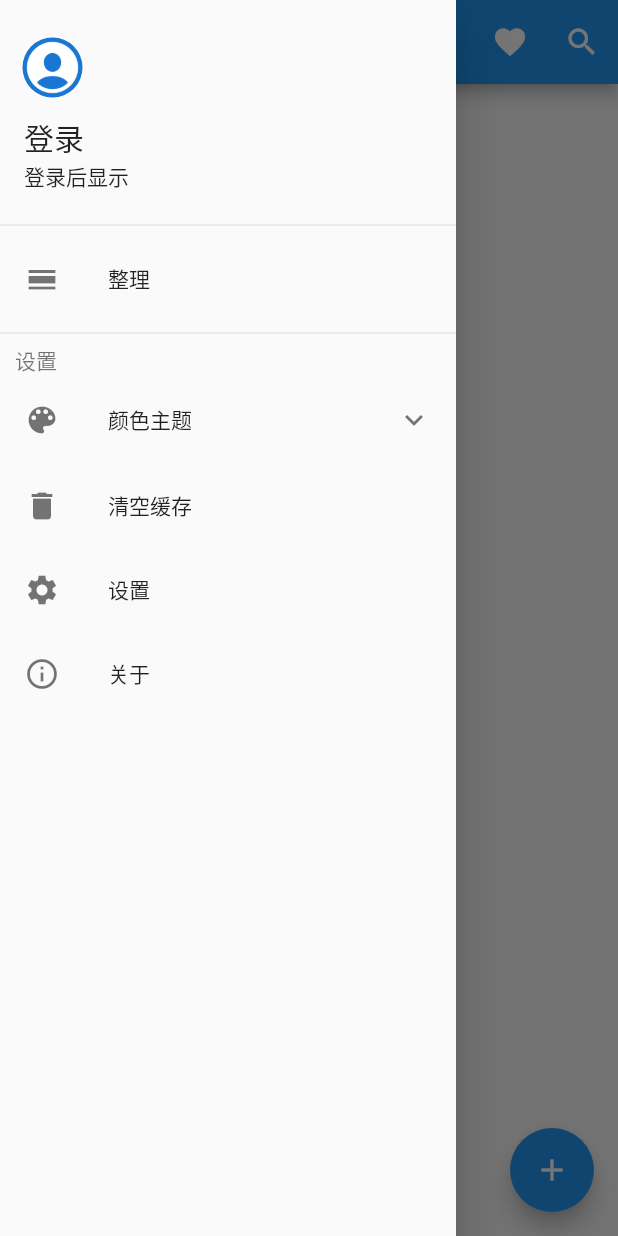
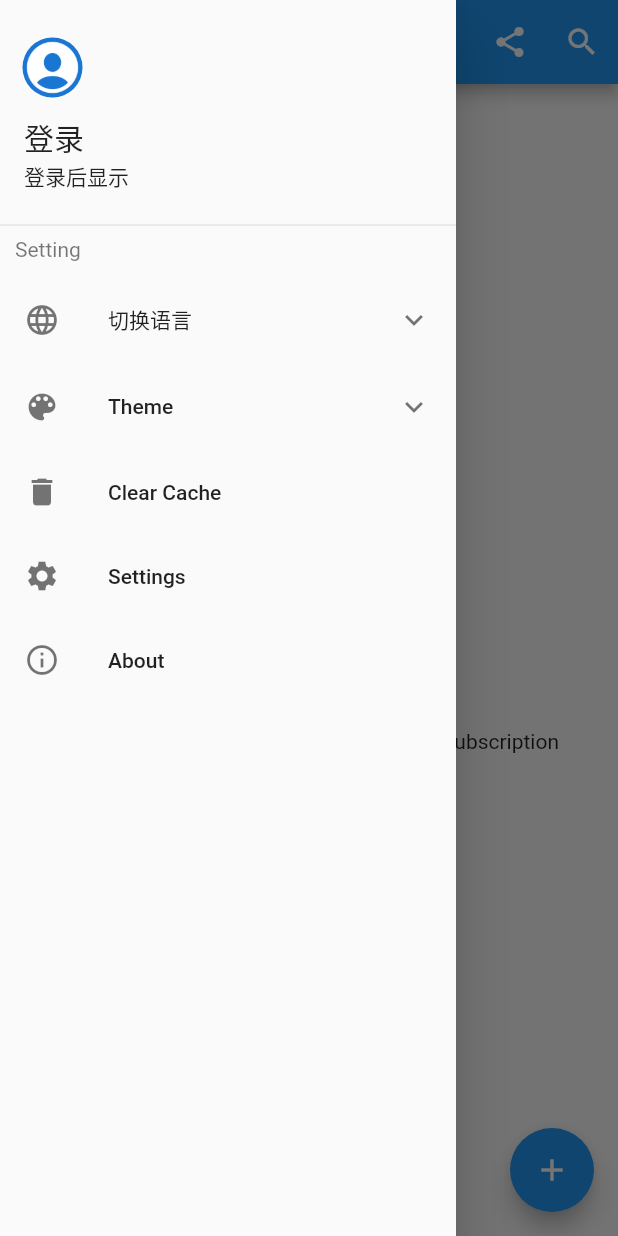
Before and after one commit to YueYongDev/flutter_rss, a Flutter app: the screen it shows after launch, with the side drawer open, on a phone screen of 412 x 824 dp. Run offline on Flutter 3.47's test engine with Material 2 defaults, Android fonts, the phone set to English and light mode, and no system bars; drawn by our look-alikes of flutter_easyloading; our stand-ins replace dio, package_info, sqflite, webview_flutter; missing offline and left inert: flustars, webfeed; accounts and stored records are empty.

Commit message:
新增语言切换、清空缓存、关于等功能，但语言切换仍有问题，等待下一步完善

```diff
--- a/lib/common/constant.dart
+++ /dev/null
@@ -1,3 +0,0 @@
-class Constant {
-  static String keyThemeColor = 'key_theme_color';
-}
--- /dev/null
+++ b/lib/common/sp_constant.dart
@@ -0,0 +1,6 @@
+class SpConstant {
+  static String keyThemeColor = 'key_theme_color';
+
+  // 设置语言
+  static String LANGUAGE = "language";
+}
--- /dev/null
+++ b/lib/l10n/intl_en.arb
@@ -0,0 +1,16 @@
+{
+  "githubRepo": "{repoName} GitHub repository",
+  "aboutDialogDescription": "This application was built with flutter. To see the source code for this app, please visit the {repoLink}.",
+  "contactMe": "Contact Me 🙋",
+  "addIconText": "Add",
+  "addSubscription": "Click the button below to add and open a subscription",
+  "refresh": "refresh",
+  "edit": "edit",
+  "delete": "delete",
+  "changeLanguage": "Language",
+  "changeTheme": "Theme",
+  "clearCache": "Clear Cache",
+  "setting": "Setting",
+  "moreSetting": "Settings",
+  "aboutItem": "About"
+}
--- /dev/null
+++ b/lib/l10n/intl_zh.arb
@@ -0,0 +1,16 @@
+{
+  "githubRepo": "{repoName} GitHub 代码库",
+  "aboutDialogDescription": "该应用通过 Flutter 构建，要查看此应用的源代码，请访问 {repoLink}。",
+  "contactMe": "联系我 🙋",
+  "addIconText": "添加",
+  "addSubscription": "点击下方按钮添加开启订阅",
+  "refresh": "刷新",
+  "edit": "修改",
+  "delete": "删除",
+  "changeLanguage": "切换语言",
+  "changeTheme": "切换主题",
+  "clearCache": "清空缓存",
+  "setting": "设置",
+  "moreSetting": "更多设置",
+  "aboutItem": "关于"
+}
--- a/lib/main.dart
+++ b/lib/main.dart
@@ -1,12 +1,13 @@
 import 'package:flutter/material.dart';
 import 'package:flutter/services.dart';
 import 'package:flutter_easyloading/flutter_easyloading.dart';
+import 'package:flutter_localizations/flutter_localizations.dart';
+import 'package:flutter_rss/generated/l10n.dart';
+import 'package:flutter_rss/page/splash.dart';
 import 'package:flutter_rss/utils/app_provider.dart';
 import 'package:flutter_rss/utils/event_bus.dart';
 import 'package:flutter_rss/utils/sql_provider.dart';
 import 'package:provider/provider.dart';
-
-import 'page/home/home_screen.dart';
 
 var bus = new EventBus();
 
@@ -25,6 +26,7 @@ class MyApp extends StatefulWidget {
 
 class _MyAppState extends State<MyApp> {
   Color _themeColor;
+  Locale _locale = const Locale('zn', 'CN');
 
   @override
   void initState() {
@@ -51,12 +53,32 @@ class _MyAppState extends State<MyApp> {
 
           return FlutterEasyLoading(
               child: MaterialApp(
+            // 设置语言
+            localizationsDelegates: const [
+              S.delegate,
+              GlobalMaterialLocalizations.delegate,
+              GlobalCupertinoLocalizations.delegate,
+              GlobalWidgetsLocalizations.delegate
+            ],
+            // 讲zh设置为第一项,没有适配语言时，汉语为首选项
+            supportedLocales: S.delegate.supportedLocales,
             title: 'Rss',
             theme: ThemeData(
                 primaryColor: _themeColor,
-                floatingActionButtonTheme: FloatingActionButtonThemeData(backgroundColor: _themeColor),
+                accentColor: _themeColor,
+                floatingActionButtonTheme:
+                    FloatingActionButtonThemeData(backgroundColor: _themeColor),
                 indicatorColor: Colors.white),
-            home: HomePage(),
+            locale: _locale,
+            home: SplashPage(),
+//            home: Builder(
+//              builder: (BuildContext context) {
+//                return Localizations.override(
+//                  context: context,
+//                  child: SplashPage(),
+//                );
+//              },
+//            ),
           ));
         },
       ),
--- a/lib/page/home/home_screen.dart
+++ b/lib/page/home/home_screen.dart
@@ -1,7 +1,8 @@
 import 'package:flustars/flustars.dart';
 import 'package:flutter/cupertino.dart';
 import 'package:flutter/material.dart';
-import 'package:flutter_rss/common/constant.dart';
+import 'package:flutter_rss/common/sp_constant.dart';
+import 'package:flutter_rss/generated/l10n.dart';
 import 'package:flutter_rss/main.dart';
 import 'package:flutter_rss/page/home/home_widget.dart';
 import 'package:flutter_rss/services/db_services.dart';
@@ -41,9 +42,8 @@ class _HomePageState extends State<HomePage> {
 
   Future<void> _initAsync() async {
     await _getRssData();
-    await SpUtil.getInstance();
 
-    colorKey = SpUtil.getString(Constant.keyThemeColor, defValue: 'blue');
+    colorKey = SpUtil.getString(SpConstant.keyThemeColor, defValue: 'blue');
     // 设置初始化主题颜色
     Provider.of<AppInfoProvider>(context, listen: false).setTheme(colorKey);
 
@@ -156,7 +156,7 @@ class _HomePageState extends State<HomePage> {
           // 首页右下角，添加订阅源功能
           showDialog(context: context, builder: (context) => AddRssDialog());
         },
-        label: Text("添加"),
+        label: Text(S.of(context).addIconText),
       );
     } else {
       return new FloatingActionButton(
@@ -179,10 +179,11 @@ class _HomePageState extends State<HomePage> {
         children: <Widget>[
           new Image.asset("assets/icon/rss.png", width: 100),
           new Container(height: 30),
-          new Text("点击下方按钮添加开启订阅"),
+          new Text(S.of(context).addSubscription),
           new SizedBox(height: 5),
           new GestureDetector(
-              child: new Text("刷新", style: new TextStyle(color: Colors.blue)),
+              child: new Text(S.of(context).refresh,
+                  style: new TextStyle(color: Colors.blue)),
               onTap: refresh)
 //        new Text("推荐订阅源")
         ],
--- a/lib/page/home/home_widget.dart
+++ b/lib/page/home/home_widget.dart
@@ -1,10 +1,10 @@
 import 'package:flutter/cupertino.dart';
 import 'package:flutter/material.dart';
+import 'package:flutter_rss/generated/l10n.dart';
 import 'package:flutter_rss/main.dart';
 import 'package:flutter_rss/model/rss.dart';
+import 'package:flutter_rss/page/rss_parse.dart';
 import 'package:flutter_rss/services/db_services.dart';
-
-import '../rss_parse.dart';
 
 const appBarDesktopHeight = 158.0;
 
@@ -26,7 +26,7 @@ class AdaptiveAppBar extends StatelessWidget implements PreferredSizeWidget {
     final themeData = Theme.of(context);
     return AppBar(
       automaticallyImplyLeading: !isDesktop,
-      title: isDesktop ? null : Text("标题"),
+      title: isDesktop ? null : Text("Rss阅读器"),
       bottom: isDesktop
           ? PreferredSize(
               preferredSize: const Size.fromHeight(26),
@@ -46,11 +46,6 @@ class AdaptiveAppBar extends StatelessWidget implements PreferredSizeWidget {
         IconButton(
           icon: const Icon(Icons.share),
           tooltip: "分享",
-          onPressed: () {},
-        ),
-        IconButton(
-          icon: const Icon(Icons.favorite),
-          tooltip: "收藏",
           onPressed: () {},
         ),
         IconButton(
@@ -89,10 +84,7 @@ Widget buildRssItem(BuildContext context, List rssSource, int index) {
           alignment: Alignment.center,
           decoration: BoxDecoration(
               borderRadius: BorderRadius.all(Radius.circular(10)),
-              color: colors[index % rssSource.length]
-//                image: DecorationImage(
-//                    image: NetworkImage(rss.logo), fit: BoxFit.cover),
-              ),
+              color: colors[index % rssSource.length]),
           child: Text(rss.title.substring(0, 1),
               style: TextStyle(color: Colors.white, fontSize: 16)),
         ),
@@ -108,7 +100,6 @@ Widget buildRssItem(BuildContext context, List rssSource, int index) {
               context: context,
               builder: (cxt) {
                 var dialog = CupertinoActionSheet(
-                  title: Text("整理"),
                   cancelButton: CupertinoActionSheetAction(
                       onPressed: () {
                         Navigator.pop(cxt, 1);
@@ -119,7 +110,7 @@ Widget buildRssItem(BuildContext context, List rssSource, int index) {
                         onPressed: () {
                           Navigator.pop(cxt, 2);
                         },
-                        child: Text('修改')),
+                        child: Text(S.of(context).edit)),
                     CupertinoActionSheetAction(
                         onPressed: () {
                           Navigator.pop(cxt, 3);
@@ -127,7 +118,7 @@ Widget buildRssItem(BuildContext context, List rssSource, int index) {
                           // 通过eventBus通知主页刷新
                           bus.emit("refresh");
                         },
-                        child: Text('删除')),
+                        child: Text(S.of(context).delete)),
                   ],
                 );
                 return dialog;
--- a/lib/widgets/my_drawer.dart
+++ b/lib/widgets/my_drawer.dart
@@ -1,9 +1,13 @@
 // 侧边栏顶部样式
 import 'package:flustars/flustars.dart';
 import 'package:flutter/material.dart';
-import 'package:flutter_rss/common/constant.dart';
+import 'package:flutter_rss/common/sp_constant.dart';
+import 'package:flutter_rss/generated/l10n.dart';
+import 'package:flutter_rss/main.dart';
+import 'package:flutter_rss/services/db_services.dart';
 import 'package:flutter_rss/utils/adaptive.dart';
 import 'package:flutter_rss/utils/app_provider.dart';
+import 'package:flutter_rss/widgets/about_dialog.dart';
 import 'package:flutter_rss/widgets/my_drawer_header.dart';
 import 'package:provider/provider.dart';
 
@@ -16,10 +20,20 @@ class MyDrawer extends StatefulWidget {
 }
 
 class _MyDrawerState extends State<MyDrawer> {
+  String _colorKey;
+
+  bool _lights = false;
+
+  String groupValue = 'zh';
+
+  @override
+  void initState() {
+    super.initState();
+    groupValue = SpUtil.getString(SpConstant.LANGUAGE, defValue: 'zh');
+  }
+
   @override
   Widget build(BuildContext context) {
-    String _colorKey;
-
     final isDesktop = isDisplayDesktop(context);
 
     return new Drawer(
@@ -29,22 +43,115 @@ class _MyDrawerState extends State<MyDrawer> {
       padding: EdgeInsets.zero,
       children: <Widget>[
         MyDrawerHeader(),
+        Container(
+            child: Text(S.of(context).setting,
+                style: TextStyle(color: Colors.black54)),
+            margin: EdgeInsets.only(left: 10, bottom: 10)),
+        buildLanguageItem(),
+        buildThemeItem(),
+//        //todo 深色模式
+//        SwitchListTile(
+//          title: const Text('深色模式'),
+//          value: _lights,
+//          onChanged: (bool value) {
+//            setState(() {
+//              _lights = value;
+//            });
+//          },
+//          secondary: const Icon(Icons.lightbulb_outline),
+//        ),
         ListTile(
-          leading: Icon(Icons.calendar_view_day, color: Colors.black54),
-          title: Text('整理'),
+          leading: Icon(Icons.delete, color: Colors.black54),
+          title: Text(S.of(context).clearCache),
+          onTap: () {
+            if (!isDesktop) {
+              Navigator.pop(context);
+            }
+            showDialog(
+                context: context,
+                builder: (context) => AlertDialog(
+                      title: Text('警告'),
+                      content: Text(('确定要清空缓存吗？')),
+                      actions: <Widget>[
+                        new FlatButton(
+                          child: new Text("取消"),
+                          onPressed: () {
+                            Navigator.of(context).pop();
+                          },
+                        ),
+                        new FlatButton(
+                          child: new Text("确定"),
+                          onPressed: () {
+                            Navigator.of(context).pop();
+                            DBServices.dropTableRss();
+                            bus.emit("refresh");
+                          },
+                        ),
+                      ],
+                    ));
+          },
+        ),
+        ListTile(
+          leading: Icon(Icons.settings, color: Colors.black54),
+          title: Text(S.of(context).moreSetting),
           onTap: () {
             if (!isDesktop) {
               Navigator.pop(context);
             }
           },
         ),
-        Divider(),
-        Container(
-            child: Text('设置', style: TextStyle(color: Colors.black54)),
-            margin: EdgeInsets.only(left: 10)),
-        ExpansionTile(
+        ListTile(
+          leading: Icon(Icons.info_outline, color: Colors.black54),
+          title: Text(S.of(context).aboutItem),
+          onTap: () {
+            if (!isDesktop) {
+              Navigator.pop(context);
+            }
+            showDialog(context: context, builder: (context) => MyAboutDialog());
+          },
+        ),
+      ],
+    )));
+  }
+
+  // 切换语言的item
+  Widget buildLanguageItem() {
+    void _changed(value) {
+      if (value != null) {
+        SpUtil.putString(SpConstant.LANGUAGE, value);
+        setState(() {
+          if (value == "zh") S.load(Locale('zh', 'CN'));
+          if (value == "en") S.load(Locale('en', 'US'));
+          groupValue = value;
+        });
+      }
+    }
+
+    return new ExpansionTile(
+      title: Text('切换语言'),
+      leading: Icon(Icons.language),
+      initiallyExpanded: false,
+      children: [
+        RadioListTile<String>(
+          title: Text('汉语'),
+          value: 'zh',
+          groupValue: groupValue,
+          onChanged: _changed,
+        ),
+        RadioListTile<String>(
+            title: Text('English'),
+            value: 'en',
+            groupValue: groupValue,
+            onChanged: _changed),
+      ],
+    );
+  }
+
+  // 切换主题的item
+  Widget buildThemeItem() {
+    return new ExpansionTile(
       leading: Icon(Icons.color_lens),
-          title: Text('颜色主题'),
+      title: Text(S.of(context).changeTheme),
       initiallyExpanded: false,
       children: <Widget>[
         Padding(
@@ -59,7 +166,7 @@ class _MyDrawerState extends State<MyDrawer> {
                   setState(() {
                     _colorKey = key;
                   });
-                      SpUtil.putString(Constant.keyThemeColor, key);
+                  SpUtil.putString(SpConstant.keyThemeColor, key);
                   Provider.of<AppInfoProvider>(context, listen: false)
                       .setTheme(key);
                 },
@@ -79,35 +186,6 @@ class _MyDrawerState extends State<MyDrawer> {
           ),
         )
       ],
-        ),
-        ListTile(
-          leading: Icon(Icons.delete, color: Colors.black54),
-          title: Text('清空缓存'),
-          onTap: () {
-            if (!isDesktop) {
-              Navigator.pop(context);
-            }
-          },
-        ),
-        ListTile(
-          leading: Icon(Icons.settings, color: Colors.black54),
-          title: Text('设置'),
-          onTap: () {
-            if (!isDesktop) {
-              Navigator.pop(context);
-            }
-          },
-        ),
-        ListTile(
-          leading: Icon(Icons.info_outline, color: Colors.black54),
-          title: Text('关于'),
-          onTap: () {
-            if (!isDesktop) {
-              Navigator.pop(context);
-            }
-          },
-        ),
-      ],
-    )));
+    );
   }
 }
--- a/lib/widgets/my_drawer_header.dart
+++ b/lib/widgets/my_drawer_header.dart
@@ -1,4 +1,5 @@
 import 'package:flutter/material.dart';
+import 'package:flutter_easyloading/flutter_easyloading.dart';
 
 // 侧边栏顶部样式
 class MyDrawerHeader extends StatefulWidget {
@@ -38,6 +39,7 @@ class _MyDrawerHeaderState extends State<MyDrawerHeader> {
       ),
       onTap: () {
         debugPrint("登录");
+        EasyLoading.showToast("暂未开放此功能，敬请期待！");
       },
     );
   }
```
Also changed, not shown: lib/page/splash.dart (added, +58 -0 lines), lib/services/db_services.dart (+9 -0 lines), lib/widgets/about_dialog.dart (added, +141 -0 lines), pubspec.yaml (+7 -1 lines), lib/generated/intl/messages_all.dart (added), lib/generated/intl/messages_en.dart (added), lib/generated/intl/messages_zh.dart (added), lib/generated/l10n.dart (added), pubspec.lock, 2 other files. Lines whose indentation alone changed are shown as unchanged.
